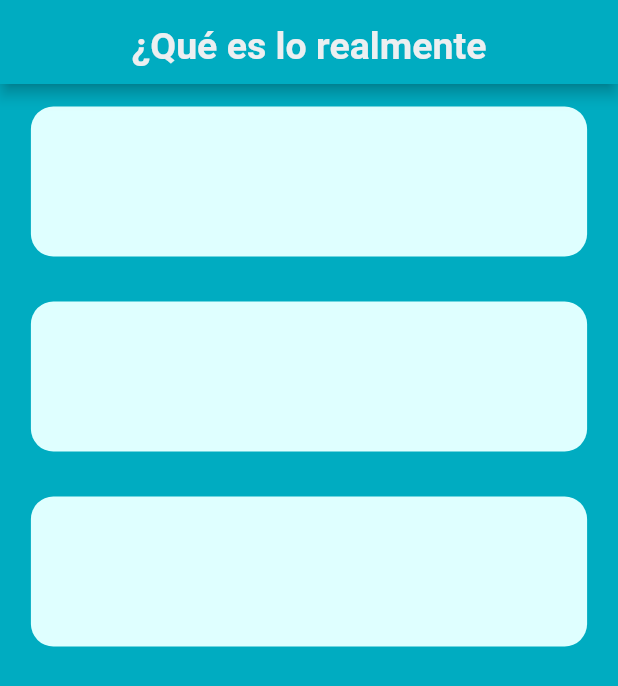
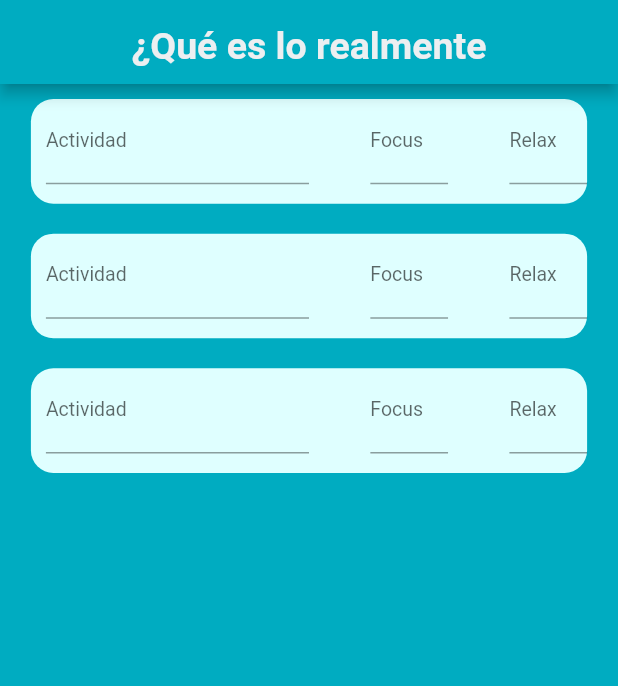
Before and after one commit to IsraMejia/Aquadoro-LaboratorioMultimedia, a Flutter app: the screen it shows after launch, on a phone screen of 412 x 824 dp. Shown: the top 686 px of the screen. Run offline on Flutter 3.47's test engine with Material 2 defaults, Android fonts, the phone set to English and light mode, and no system bars; our stand-ins replace animated_text_kit.

Commit message:
TextFormField - Se agrego los campos de texto sobre los cuales trabajaremos para generar la siguiente pantalla

```diff
--- a/lib/goal_card.dart
+++ b/lib/goal_card.dart
@@ -11,14 +11,72 @@ class _GoalCardState extends State<GoalCard> {
   double anchoPantalla = MediaQuery.of(context).size.width;
     return Center(
      child: Container(
-       margin: EdgeInsets.all(15),
-       height: 100,
+       margin: EdgeInsets.all(10),
        width: anchoPantalla * 0.9,
        decoration: BoxDecoration(
          color: Color.fromRGBO(223, 255, 255, 1),
          borderRadius: BorderRadius.circular(15.0),
        ),
+       child: Row(
+         crossAxisAlignment: CrossAxisAlignment.start,
+         children: [
+           Container(
+             padding: EdgeInsets.only(left: 10, bottom: 13),
+             child:  _actividadInput(),
+             width: anchoPantalla*0.45,
+           ),
+           Spacer(),
+           Container(
+             padding: EdgeInsets.only(left: 10, bottom: 13),
+             child:  _inputConcentracion(),
+             width: anchoPantalla*0.15,
+           ),
+           Spacer(),
+           Container(
+             padding: EdgeInsets.only(left: 10, bottom: 13),
+             child:  _inputDescanso(),
+             width: anchoPantalla*0.15,
+           ),
+         ],
+       ),
      ),
    );
+  }//build
+  Widget _actividadInput(){
+    return TextFormField (
+      decoration: InputDecoration(
+        labelText: "Actividad",
+        labelStyle: TextStyle( fontSize: 13),
+      ),
+      onChanged: (activity){
+        print(activity);
+      },
+    );
+  }// _actividad Input
+
+  Widget _inputConcentracion(){
+    return TextFormField (
+      keyboardType: TextInputType.numberWithOptions(decimal: true),
+      decoration: InputDecoration(
+        labelText: "Focus",
+        labelStyle: TextStyle( fontSize: 13),
+      ),
+      onChanged: (tiempoConcentracion){
+        print(tiempoConcentracion);
+      },
+    );
+  }
+
+  Widget _inputDescanso(){
+    return TextFormField (
+      keyboardType: TextInputType.numberWithOptions(decimal: true),
+      decoration: InputDecoration(
+        labelText: "Relax",
+        labelStyle: TextStyle( fontSize: 13),
+      ),
+      onChanged: (tiempoDescanso){
+        print(tiempoDescanso);
+      },
+    );
   }
 }
```
